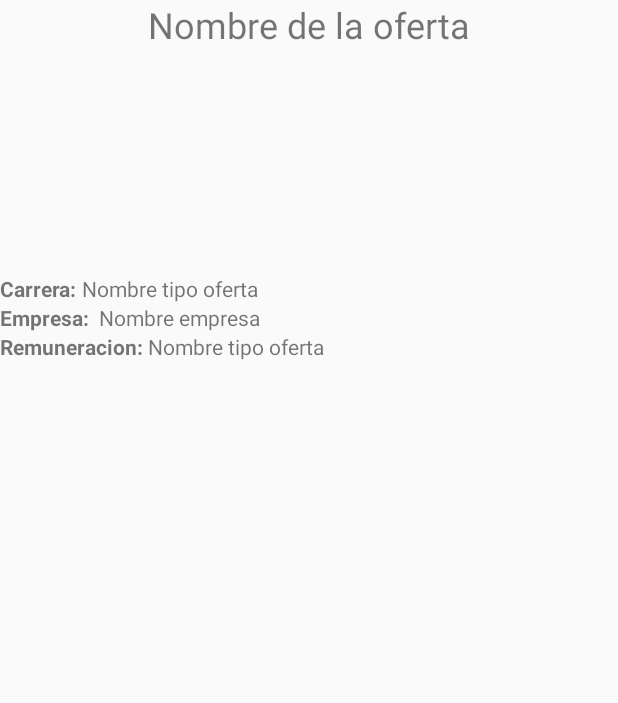
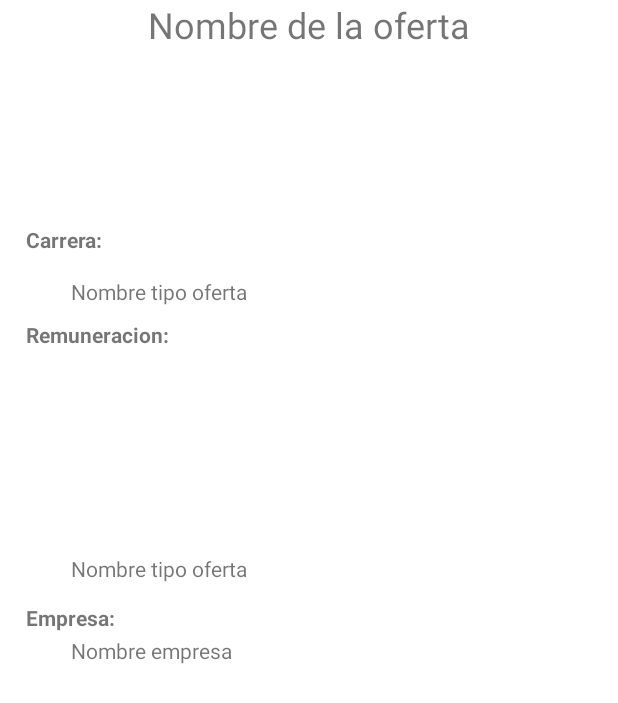
Before and after one commit to erikadelao13/CopProyecto, an Android app: the layout oferta_details.xml on its own in the app's theme, with its tools: preview values and no code run, on a phone screen of 412 x 824 dp. Shown: the top 703 px of the screen. Run offline under Robolectric (Android 15) with nearby library versions, the phone set to English and light mode, and no system bars.

Commit message:
Actualizado: Erika

```diff
--- a/app/src/main/java/com/delao00064815/copproyecto/MainActivity.java
+++ b/app/src/main/java/com/delao00064815/copproyecto/MainActivity.java
@@ -2,6 +2,7 @@ package com.delao00064815.copproyecto;
 
 import android.content.ActivityNotFoundException;
 import android.content.Intent;
+import android.graphics.Color;
 import android.graphics.Typeface;
 import android.net.Uri;
 import android.support.design.widget.NavigationView;
@@ -42,6 +43,7 @@ public class MainActivity extends AppCompatActivity
         super.onCreate(savedInstanceState);
         setContentView(R.layout.activity_drawer_main);
         Toolbar toolbar = (Toolbar) findViewById(R.id.toolbar);
+        toolbar.setBackgroundColor(Color.parseColor("#212438"));
 
         session = new SessionManager(getApplicationContext());
 
--- a/app/src/main/java/com/delao00064815/copproyecto/about_us/AboutUs.java
+++ b/app/src/main/java/com/delao00064815/copproyecto/about_us/AboutUs.java
@@ -1,6 +1,7 @@
 package com.delao00064815.copproyecto.about_us;
 
 import android.content.Intent;
+import android.graphics.Color;
 import android.os.Bundle;
 import android.support.design.widget.NavigationView;
 import android.support.v4.view.GravityCompat;
@@ -36,6 +37,7 @@ public class AboutUs extends AppCompatActivity implements NavigationView.OnNavig
         session = new SessionManager(getApplicationContext());
 
         Toolbar toolbar = (Toolbar) findViewById(R.id.toolbar);
+        toolbar.setBackgroundColor(Color.parseColor("#212438"));
         DrawerLayout drawer = (DrawerLayout) findViewById(R.id.drawer_layout);
         ActionBarDrawerToggle toggle = new ActionBarDrawerToggle(
                 this, drawer, toolbar, R.string.navigation_drawer_open, R.string.navigation_drawer_close);
--- a/app/src/main/java/com/delao00064815/copproyecto/directorio/Directorio.java
+++ b/app/src/main/java/com/delao00064815/copproyecto/directorio/Directorio.java
@@ -2,6 +2,7 @@ package com.delao00064815.copproyecto.directorio;
 
 import android.content.Intent;
 import android.content.SharedPreferences;
+import android.graphics.Color;
 import android.os.Bundle;
 import android.support.design.widget.NavigationView;
 import android.support.v4.view.GravityCompat;
@@ -43,6 +44,7 @@ public class Directorio extends AppCompatActivity implements NavigationView.OnNa
         rView=(ListView) findViewById(R.id.mRecyclerDirectory);
 
         Toolbar toolbar = (Toolbar) findViewById(R.id.toolbar);
+        toolbar.setBackgroundColor(Color.parseColor("#212438"));
 // Put this in OnCreate
 
         DrawerLayout drawer = (DrawerLayout) findViewById(R.id.drawer_layout);
--- a/app/src/main/java/com/delao00064815/copproyecto/ofertaEmpleo/OfertaEmpleo.java
+++ b/app/src/main/java/com/delao00064815/copproyecto/ofertaEmpleo/OfertaEmpleo.java
@@ -1,6 +1,7 @@
 package com.delao00064815.copproyecto.ofertaEmpleo;
 
 import android.content.Intent;
+import android.graphics.Color;
 import android.os.Bundle;
 import android.support.design.widget.NavigationView;
 import android.support.v4.app.FragmentActivity;
@@ -53,6 +54,7 @@ public class OfertaEmpleo extends FragmentActivity implements NavigationView.OnN
         rView=(RecyclerView)findViewById(R.id.mRecycler);
 
         Toolbar toolbar = (Toolbar) findViewById(R.id.toolbar);
+        toolbar.setBackgroundColor(Color.parseColor("#212438"));
         DrawerLayout drawer = (DrawerLayout) findViewById(R.id.drawer_layout);
         ActionBarDrawerToggle toggle = new ActionBarDrawerToggle(
                 this, drawer, toolbar, R.string.navigation_drawer_open, R.string.navigation_drawer_close);
--- a/app/src/main/java/com/delao00064815/copproyecto/talleres/Historial.java
+++ b/app/src/main/java/com/delao00064815/copproyecto/talleres/Historial.java
@@ -2,6 +2,7 @@ package com.delao00064815.copproyecto.talleres;
 
 import android.content.Intent;
 import android.content.SharedPreferences;
+import android.graphics.Color;
 import android.os.Bundle;
 import android.support.design.widget.NavigationView;
 import android.support.v4.view.GravityCompat;
@@ -51,6 +52,7 @@ public class Historial extends AppCompatActivity
         //aqui deberia sacar la lista de la base de datos supongo
         TextView mTextView = (TextView) findViewById(R.id.txtInscripcion);
         Toolbar toolbar = (Toolbar) findViewById(R.id.toolbar);
+        toolbar.setBackgroundColor(Color.parseColor("#212438"));
 // Put this in OnCreate
 
         DrawerLayout drawer = (DrawerLayout) findViewById(R.id.drawer_layout);
--- a/app/src/main/res/layout/oferta_details.xml
+++ b/app/src/main/res/layout/oferta_details.xml
@@ -1,7 +1,8 @@
 <?xml version="1.0" encoding="utf-8"?>
-<LinearLayout xmlns:android="http://schemas.android.com/apk/res/android"
+<RelativeLayout xmlns:android="http://schemas.android.com/apk/res/android"
     android:orientation="vertical" android:layout_width="match_parent"
-    android:layout_height="match_parent">
+    android:layout_height="match_parent"
+    android:background="#FFFFFF">
 
     <TextView
         android:id="@+id/nomOferta"
@@ -10,57 +11,93 @@
         android:textSize="24sp"
         android:textAlignment="center"
         android:text="Nombre de la oferta" />
+
     <ImageView
         android:id="@+id/imagen"
         android:layout_width="match_parent"
         android:layout_height="150dp"
         android:layout_gravity="center"/>
+
     <LinearLayout
         android:layout_width="match_parent"
         android:layout_height="wrap_content">
+
+    </LinearLayout>
+    <LinearLayout
+        android:layout_width="match_parent"
+        android:layout_height="wrap_content"
+        android:layout_below="@+id/valremuneracion"
+        android:layout_alignParentLeft="true"
+        android:layout_alignParentStart="true"
+        android:layout_marginTop="41dp"
+        android:id="@+id/linearLayout">
+
+    </LinearLayout>
+
     <TextView
+        android:id="@+id/textView9"
+        android:layout_width="wrap_content"
+        android:layout_height="wrap_content"
+        android:text="Empresa:  "
+        android:textStyle="bold"
+        android:layout_centerVertical="true"
+        android:layout_alignLeft="@+id/textView13"
+        android:layout_alignStart="@+id/textView13" />
+
+    <TextView
+        android:id="@+id/remuneracion"
+        android:layout_width="wrap_content"
+        android:layout_height="wrap_content"
+        android:text="Nombre empresa"
+        android:layout_alignBottom="@+id/linearLayout"
+        android:layout_alignLeft="@+id/valremuneracion"
+        android:layout_alignStart="@+id/valremuneracion" />
+
+    <TextView
+        android:id="@+id/nombreTipoEmpleo"
+        android:layout_width="wrap_content"
+        android:layout_height="wrap_content"
+        android:layout_marginTop="15dp"
+        android:text="Nombre tipo oferta"
+        android:layout_below="@+id/textView10"
+        android:layout_alignLeft="@+id/textView13"
+        android:layout_alignStart="@+id/textView13"
+        android:layout_marginLeft="30dp"
+        android:layout_marginStart="30dp" />
+
+    <TextView
+        android:id="@+id/textView10"
         android:layout_width="wrap_content"
         android:layout_height="wrap_content"
         android:text="Carrera: "
-            android:textStyle="bold"/>
-        <TextView
-            android:id="@+id/nombreTipoEmpleo"
-            android:layout_width="match_parent"
-            android:layout_height="wrap_content"
-            android:text="Nombre tipo oferta"/>
-    </LinearLayout>
-    <LinearLayout
-        android:layout_width="match_parent"
-        android:layout_height="wrap_content">
-        <TextView
-            android:layout_width="wrap_content"
-            android:layout_height="wrap_content"
-            android:text="Empresa:  "
-            android:textStyle="bold"/>
-        <TextView
-            android:id="@+id/remuneracion"
-            android:layout_width="match_parent"
-            android:layout_height="wrap_content"
-            android:text="Nombre empresa"/>
-    </LinearLayout>
-    <LinearLayout
-        android:layout_width="match_parent"
-        android:layout_height="wrap_content">
+        android:textStyle="bold"
+        android:layout_below="@+id/imagen"
+        android:layout_alignParentLeft="true"
+        android:layout_alignParentStart="true"
+        android:layout_marginLeft="17dp"
+        android:layout_marginStart="17dp" />
 
     <TextView
         android:id="@+id/textView13"
         android:layout_width="wrap_content"
         android:layout_height="wrap_content"
+        android:layout_alignLeft="@+id/textView10"
+        android:layout_alignStart="@+id/textView10"
+        android:layout_below="@+id/textView10"
+        android:layout_marginTop="44dp"
         android:text="Remuneracion: "
         android:textStyle="bold" />
 
     <TextView
         android:id="@+id/valremuneracion"
-            android:layout_width="match_parent"
+        android:layout_width="wrap_content"
         android:layout_height="wrap_content"
-            android:text="Nombre tipo oferta"/>
-    </LinearLayout>
+        android:layout_weight="1"
+        android:text="Nombre tipo oferta"
+        android:layout_above="@+id/textView9"
+        android:layout_alignLeft="@+id/nombreTipoEmpleo"
+        android:layout_alignStart="@+id/nombreTipoEmpleo"
+        android:layout_marginBottom="13dp" />
 
 
-
-</LinearLayout>
+</RelativeLayout>
```
Also changed, not shown: app/src/main/java/com/delao00064815/copproyecto/ofertaEmpleo/Oferta_descripcion.java (+94 -2 lines), app/src/main/java/com/delao00064815/copproyecto/talleres/Talleres.java (+16 -6 lines), app/src/main/res/layout/activitty_drawer_odetails.xml (added, +25 -0 lines), app/src/main/res/layout/app_bar_drawer_odetails.xml (added, +27 -0 lines). Lines whose indentation alone changed are shown as unchanged.
